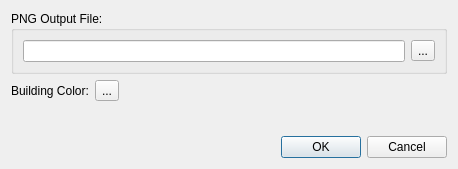
Qt form src/editor/pngbuildingdialog.ui (timbaker/pzworlded) before a commit.
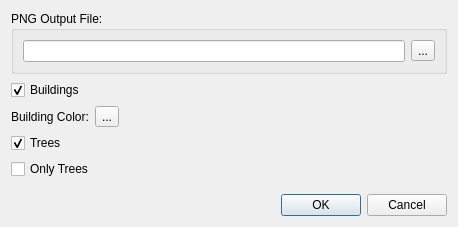
The same form after that commit. Custom widgets are drawn as their Qt base class.

Commit message: Added "Trees Only" to PNGBuildingsDialog

What changed in the file:
```diff
--- a/src/editor/pngbuildingdialog.ui
+++ b/src/editor/pngbuildingdialog.ui
@@ -7,13 +7,23 @@
     <x>0</x>
     <y>0</y>
     <width>458</width>
-    <height>169</height>
+    <height>227</height>
    </rect>
   </property>
   <property name="windowTitle">
    <string>Buildings To PNG</string>
   </property>
   <layout class="QGridLayout" name="gridLayout">
+   <item row="1" column="0">
+    <widget class="QCheckBox" name="buildingsCheckBox">
+     <property name="text">
+      <string>Buildings</string>
+     </property>
+     <property name="checked">
+      <bool>true</bool>
+     </property>
+    </widget>
+   </item>
    <item row="0" column="0">
     <widget class="QGroupBox" name="groupBox">
      <property name="title">
@@ -37,20 +47,7 @@
      </layout>
     </widget>
    </item>
-   <item row="2" column="0">
-    <spacer name="verticalSpacer">
-     <property name="orientation">
-      <enum>Qt::Vertical</enum>
-     </property>
-     <property name="sizeHint" stdset="0">
-      <size>
-       <width>20</width>
-       <height>40</height>
-      </size>
-     </property>
-    </spacer>
-   </item>
-   <item row="3" column="0">
+   <item row="7" column="0">
     <widget class="QDialogButtonBox" name="buttonBox">
      <property name="orientation">
       <enum>Qt::Horizontal</enum>
@@ -60,7 +57,7 @@
      </property>
     </widget>
    </item>
-   <item row="1" column="0">
+   <item row="3" column="0">
     <layout class="QHBoxLayout" name="horizontalLayout_2">
      <item>
       <widget class="QLabel" name="label">
@@ -91,6 +88,36 @@
      </item>
     </layout>
    </item>
+   <item row="6" column="0">
+    <spacer name="verticalSpacer">
+     <property name="orientation">
+      <enum>Qt::Vertical</enum>
+     </property>
+     <property name="sizeHint" stdset="0">
+      <size>
+       <width>20</width>
+       <height>40</height>
+      </size>
+     </property>
+    </spacer>
+   </item>
+   <item row="4" column="0">
+    <widget class="QCheckBox" name="treesCheckBox">
+     <property name="text">
+      <string>Trees</string>
+     </property>
+     <property name="checked">
+      <bool>true</bool>
+     </property>
+    </widget>
+   </item>
+   <item row="5" column="0">
+    <widget class="QCheckBox" name="onlyTreesCheckBox">
+     <property name="text">
+      <string>Only Trees</string>
+     </property>
+    </widget>
+   </item>
   </layout>
  </widget>
  <customwidgets>
```
The commit also changes 4 other files.
